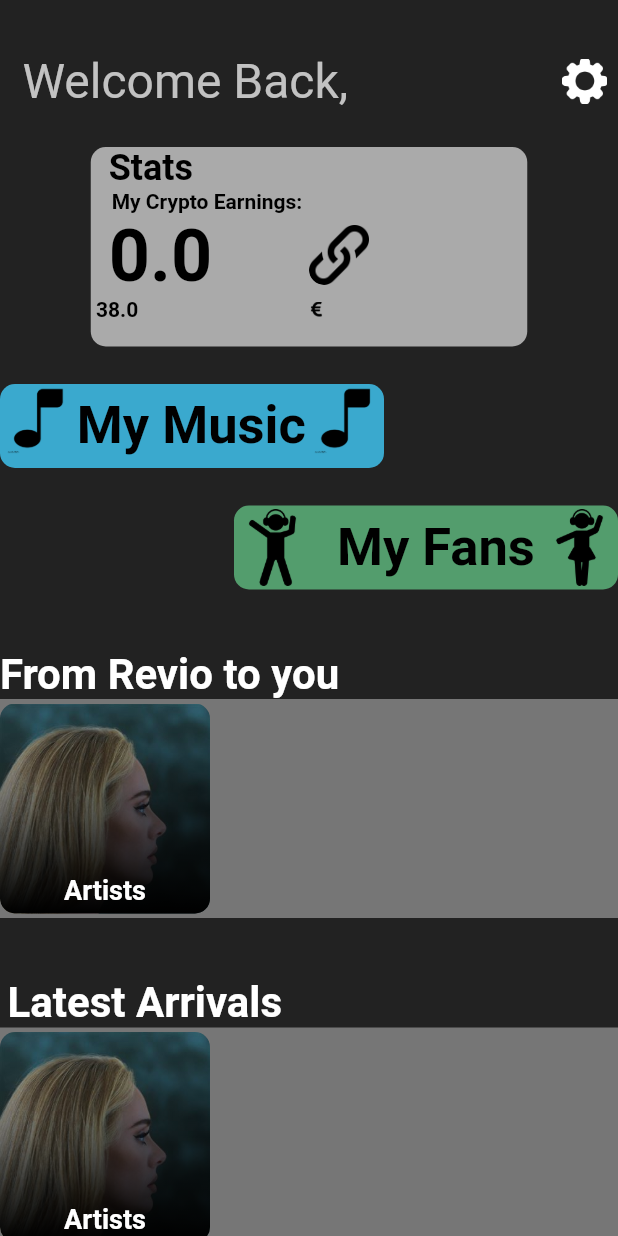
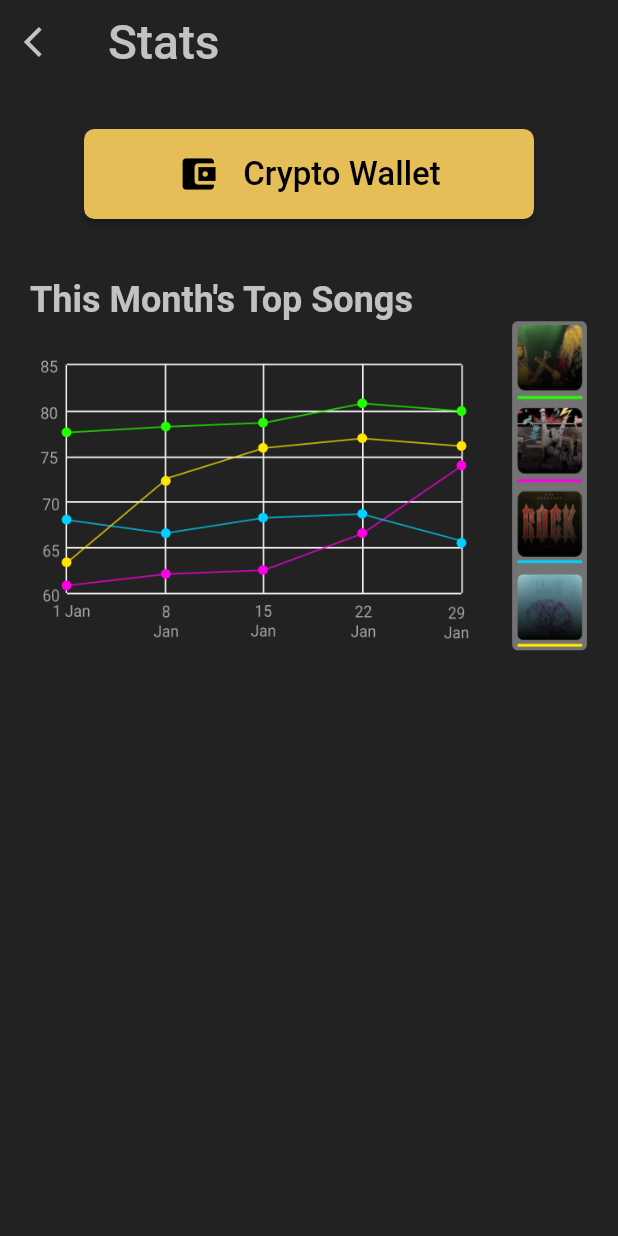
Before and after one commit to Prata129/CCU, a Flutter app: the screen it shows once a user with an empty profile is signed in, after a tap on "Stats", on a phone screen of 412 x 824 dp. Run offline on Flutter 3.47's test engine with Material 2 defaults, Android fonts, the light colour scheme and no system bars; our stand-ins replace cloud_firestore, email_validator, file_picker, firebase_auth, firebase_core, firebase_storage and 3 more; missing offline and left inert: dart:ffi, intervalprogressbar, list_wheel_scroll_view_x, web3dart; accounts and stored records are empty; network calls fail; project files that could hold a hidden picture were left out.

Commit message:
implement artist stats and fix login page

```diff
--- a/Revio/lib/main.dart
+++ b/Revio/lib/main.dart
@@ -8,6 +8,7 @@ import 'package:revio/service/user/user_creation_service.dart';
 import 'package:revio/ui/ArtistHomeScreen.dart';
 import 'package:revio/ui/FolderScreen.dart';
 import 'package:revio/ui/artist/albumScreen.dart';
+import 'package:revio/ui/artist/artistStats.dart';
 import 'package:revio/ui/auth/login_model.dart';
 import 'package:revio/ui/auth/signup_model.dart';
 import 'package:revio/ui/auth/loginpage.dart';
--- a/Revio/lib/ui/ArtistHomeScreen.dart
+++ b/Revio/lib/ui/ArtistHomeScreen.dart
@@ -2,6 +2,7 @@
 
 import 'package:flutter/material.dart';
 import 'package:google_fonts/google_fonts.dart';
+import 'package:revio/ui/artist/artistStats.dart';
 import 'package:revio/ui/settingsScreen.dart';
 import 'package:revio/ui/myMusic.dart';
 import 'package:revio/ui/myFans.dart';
@@ -95,7 +96,12 @@ class _ArtistHomeScreen extends State<ArtistHomeScreen> {
                     color: Color.fromARGB(214, 196, 196, 196),
                     borderRadius: BorderRadius.circular(10)),
                 child: InkWell(
-                  onTap: () {},
+                  onTap: () {
+                    Navigator.push(
+                        context,
+                        MaterialPageRoute(
+                            builder: (context) => ArtistStatsScreen()));
+                  },
                   child: Column(
                     children: [
                       Row(children: [
--- /dev/null
+++ b/Revio/lib/ui/artist/artistStats.dart
@@ -0,0 +1,99 @@
+import 'package:flutter/material.dart';
+import 'package:revio/ui/aboutScreen.dart';
+import 'package:revio/ui/artist/cryptoWallet.dart';
+import 'package:revio/ui/auth/loginpage.dart';
+import 'package:revio/models/OneSong_model.dart';
+import 'package:revio/data/song_repo.dart';
+import 'package:revio/ui/songs/playScreen.dart';
+import 'package:revio/ui/songs/song_item.dart';
+
+import '../widgets/button.dart';
+
+class ArtistStatsScreen extends StatelessWidget {
+  const ArtistStatsScreen({Key? key}) : super(key: key);
+
+  @override
+  Widget build(BuildContext context) {
+    return Scaffold(
+      backgroundColor: const Color(0xFF222222),
+      appBar: AppBar(
+        leading: IconButton(
+            icon: const Icon(Icons.arrow_back_ios),
+            onPressed: () {
+              Navigator.pop(context);
+            }),
+        iconTheme: const IconThemeData(color: Color(0xFFC2C2C2)),
+        automaticallyImplyLeading: false,
+        backgroundColor: const Color(0xFF222222),
+        title: const Text('Stats',
+            style: TextStyle(fontSize: 32.0, color: Color(0xFFC2C2C2))),
+        elevation: 0,
+      ),
+      body: Column(
+        children: [
+          Padding(
+            padding: const EdgeInsets.only(top: 30),
+            child: ButtonWidget(
+              text: 'Crypto Wallet',
+              icon: Icons.account_balance_wallet,
+              color: const Color(0xFFE5BE58),
+              onClicked: () => {
+                Navigator.push(context,
+                    MaterialPageRoute(builder: (context) => CryptoWallet()))
+              },
+            ),
+          ),
+          const Align(
+            alignment: Alignment.centerLeft,
+            child: Padding(
+              padding: EdgeInsets.only(top: 40, left: 20),
+              child: Text(
+                'This Month\'s Top Songs',
+                style: TextStyle(
+                    color: Color(0xFFC2C2C2),
+                    fontSize: 24,
+                    fontWeight: FontWeight.bold),
+              ),
+            ),
+          ),
+          Row(
+            mainAxisAlignment: MainAxisAlignment.spaceEvenly,
+            children: [
+              SizedBox(
+                width: 300,
+                height: 200,
+                child: Container(
+                  decoration: const BoxDecoration(
+                    image: DecorationImage(
+                      fit: BoxFit.fill,
+                      image: AssetImage(
+                        'assets/images/artistchart.png',
+                      ),
+                    ),
+                  ),
+                ),
+              ),
+              Padding(
+                padding: const EdgeInsets.only(bottom: 20),
+                child: SizedBox(
+                  width: 50,
+                  height: 220,
+                  child: Container(
+                    decoration: const BoxDecoration(
+                      image: DecorationImage(
+                        fit: BoxFit.fill,
+                        image: AssetImage(
+                          'assets/images/artistlegend.png',
+                        ),
+                      ),
+                    ),
+                  ),
+                ),
+              ),
+            ],
+          ),
+        ],
+      ),
+    );
+  }
+}
--- a/Revio/lib/ui/auth/loginpage.dart
+++ b/Revio/lib/ui/auth/loginpage.dart
@@ -39,7 +39,7 @@ class _LoginPageState extends State<LoginPage> {
         child: Column(
           children: <Widget>[
             Padding(
-              padding: const EdgeInsets.only(top: 0),
+              padding: const EdgeInsets.only(top: 120),
               child: Center(
                 child: Container(
                     width: MediaQuery.of(context).size.width,
@@ -81,9 +81,10 @@ class _LoginPageState extends State<LoginPage> {
               ),
             ),
             Row(
+              mainAxisAlignment: MainAxisAlignment.spaceEvenly,
               children: <Widget>[
                 Container(
-                  margin: const EdgeInsets.only(left: 30, top: 30),
+                  margin: const EdgeInsets.only(top: 30),
                   height: 57,
                   width: 152,
                   decoration: BoxDecoration(
@@ -106,7 +107,7 @@ class _LoginPageState extends State<LoginPage> {
                   ),
                 ),
                 Container(
-                  margin: const EdgeInsets.only(left: 50, top: 30),
+                  margin: const EdgeInsets.only(top: 30),
                   height: 57,
                   width: 152,
                   decoration: BoxDecoration(
@@ -133,9 +134,6 @@ class _LoginPageState extends State<LoginPage> {
   @override
   Widget build(BuildContext context) {
     return Scaffold(
-      appBar: AppBar(
-        title: const Text("Title"),
-      ),
       body: Consumer<LoginModel>(
           builder: (context, viewModel, child) =>
               _authScreen(context, viewModel)),
```
Also changed, not shown: Revio/lib/ui/artist/cryptoWallet.dart (added, +84 -0 lines), Revio/assets/images/artistchart.png (added), Revio/assets/images/artistlegend.png (added).
